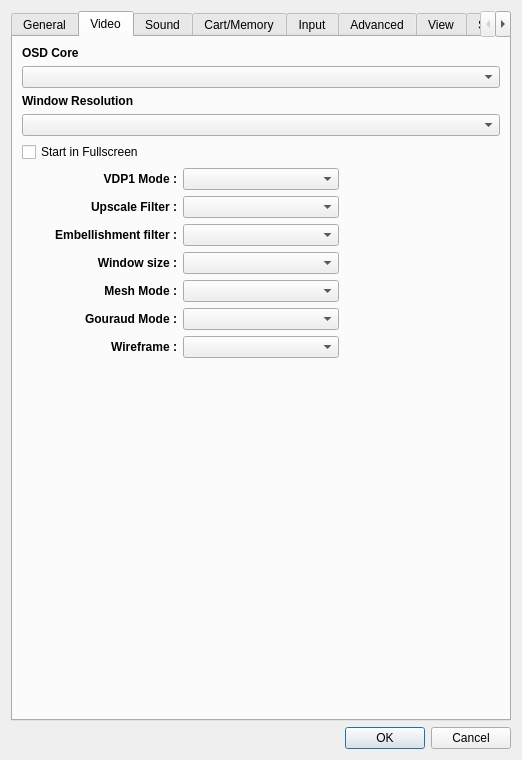
Qt form yabause/src/port/qt/ui/UISettings.ui (FCare/Kronos) before a commit.
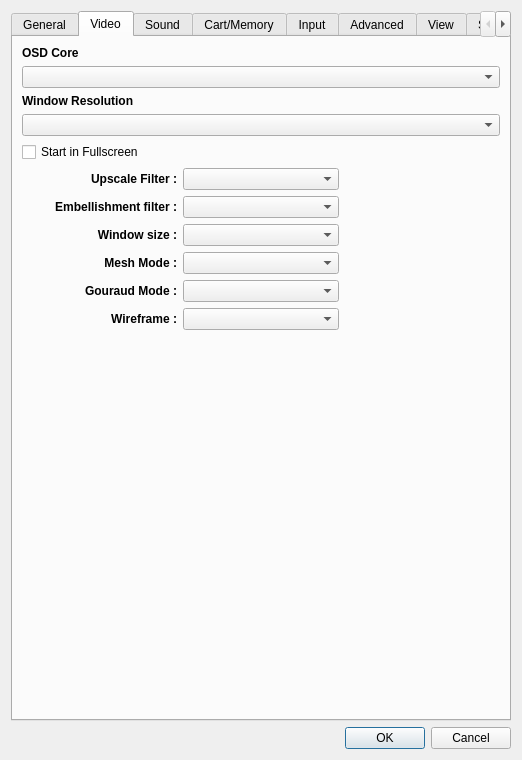
The same form after that commit. The open tabs and pages were chosen to show the change. Custom widgets are drawn as their Qt base class.

```diff
--- a/yabause/src/port/qt/ui/UISettings.ui
+++ b/yabause/src/port/qt/ui/UISettings.ui
@@ -352,28 +352,6 @@
          </property>
         </widget>
        </item>
-       <item row="18" column="0">
-        <widget class="QLabel" name="Vdp1 Mode">
-         <property name="font">
-          <font>
-           <weight>75</weight>
-           <bold>true</bold>
-          </font>
-         </property>
-         <property name="text">
-          <string>VDP1 Mode :</string>
-         </property>
-         <property name="textFormat">
-          <enum>Qt::PlainText</enum>
-         </property>
-         <property name="alignment">
-          <set>Qt::AlignRight|Qt::AlignTrailing|Qt::AlignVCenter</set>
-         </property>
-        </widget>
-       </item>
-       <item row="18" column="1">
-        <widget class="QComboBox" name="cbVdp1Mode"/>
-       </item>
        <item row="25" column="1">
         <widget class="QComboBox" name="cbMeshModeFilter"/>
        </item>
```
